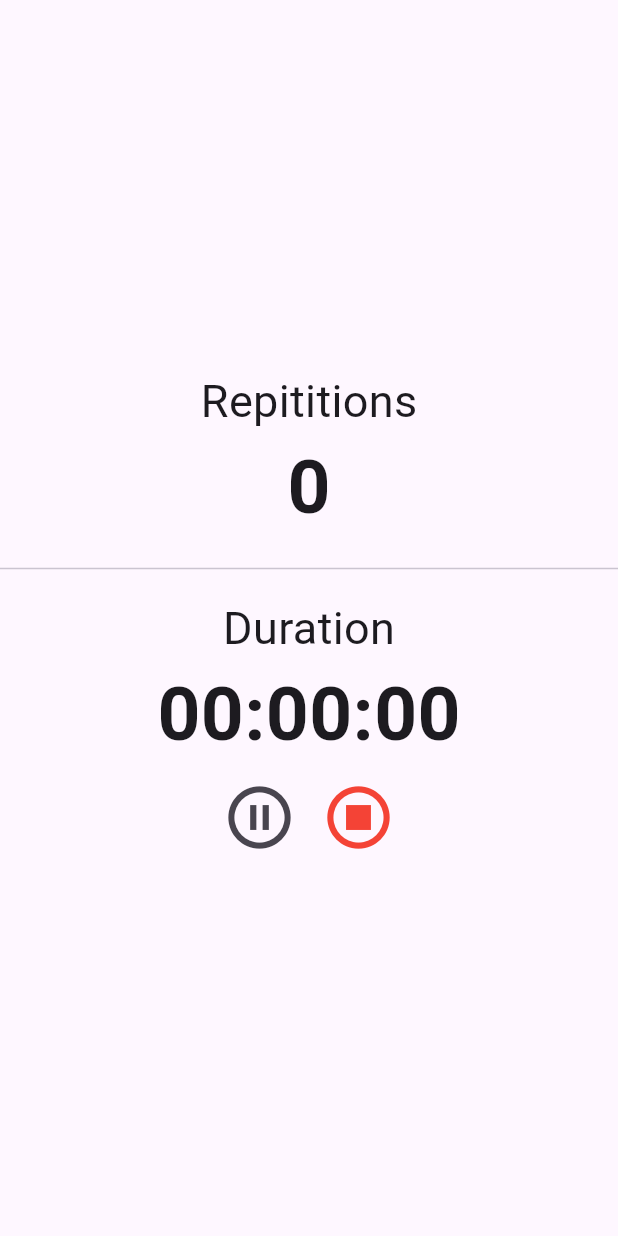
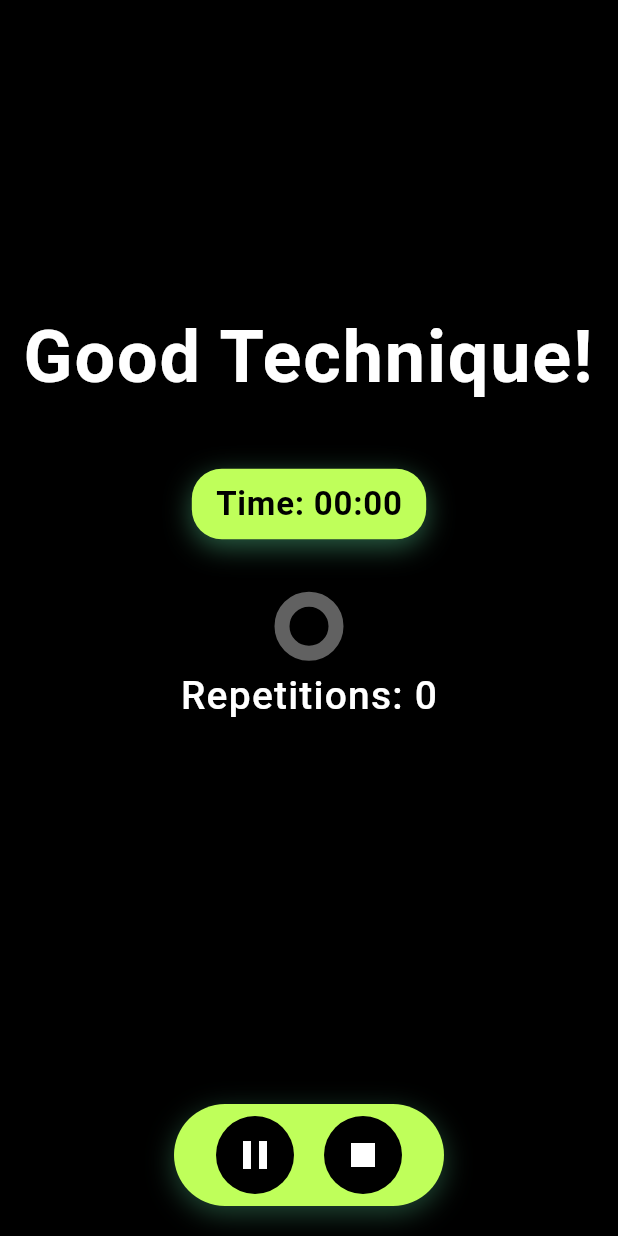
Before and after one commit to JamesMWaller/MobileAndUbiquitousComputing, a Flutter app: the LatDetailsPage screen opened directly, after a tap on the "play circle" icon, on a phone screen of 412 x 824 dp. Run offline on Flutter 3.47's test engine with Material 3 defaults, Android fonts, the light colour scheme and no system bars; our stand-ins replace curved_navigation_bar, fl_chart, flutter_blue_plus, image_picker.

Commit message:
Design Updated

```diff
--- a/flutter_ble/lib/NavToolBar/Items/Active_Activity_page.dart
+++ /dev/null
@@ -1,91 +0,0 @@
-import 'package:flutter/material.dart';
-import 'dart:async';
-import 'Bicep_Curl_Details_Page.dart';
-
-class RunningPage extends StatefulWidget {
-  @override
-  _RunningExercisePage createState() => _RunningExercisePage();
-}
-
-class _RunningExercisePage extends State<RunningPage> {
-  bool toggle = true;
-  final Stopwatch stopwatch = Stopwatch();
-  Timer? timer;
-
-  @override
-  void initState() {
-    super.initState();
-    // Start the stopwatch when the page loads
-    stopwatch.start();
-    // Update the UI every second
-    timer = Timer.periodic(Duration(seconds: 1), (Timer t) {
-      setState(() {});
-    });
-  }
-
-  @override
-  void dispose() {
-    timer?.cancel();
-    super.dispose();
-  }
-
-  String formattedDuration() {
-    final duration = stopwatch.elapsed;
-    String twoDigits(int n) => n.toString().padLeft(2, '0');
-    final hours = twoDigits(duration.inHours);
-    final minutes = twoDigits(duration.inMinutes.remainder(60));
-    final seconds = twoDigits(duration.inSeconds.remainder(60));
-    return "$hours:$minutes:$seconds";
-  }
-
-  @override
-  Widget build(BuildContext context) {
-    return Scaffold(
-      // reps, icon to start exercise, stop
-      body: Center(
-        child: Column(
-          mainAxisAlignment: MainAxisAlignment.center,
-          children: [
-            Text("Repititions", style: TextStyle(fontSize: 30)),
-            Text("0", style: TextStyle(fontSize: 50, fontWeight: FontWeight.bold)),
-            SizedBox(height: 10),
-            Divider(),
-            SizedBox(height: 10),
-            Text("Duration", style: TextStyle(fontSize: 30),),
-            Text(
-              formattedDuration(),
-              style: TextStyle(fontSize: 50, fontWeight: FontWeight.bold),
-            ),
-            Row(
-              mainAxisAlignment: MainAxisAlignment.center,
-              children: [
-                IconButton(
-                  onPressed: () {
-                    setState(() {
-                      toggle = !toggle;
-                      if (toggle) {
-                        stopwatch.start();
-                      } else {
-                        stopwatch.stop();
-                      }
-                    });
-                  },
-                  icon: toggle
-                      ? Icon(Icons.pause_circle_outline, size: 50)
-                      : Icon(Icons.play_circle_outline, color: Colors.green, size: 50),
-                ),
-                IconButton(
-                  onPressed: () {
-                    stopwatch.stop();
-                    Navigator.pop(context);
-                  },
-                  icon: Icon(Icons.stop_circle_outlined, color: Colors.red, size: 50),
-                )
-              ],
-            ),
-          ],
-        ),
-      ),
-    );
-  }
-}
--- a/flutter_ble/lib/NavToolBar/Items/Lateral_Raises_Details_Page.dart
+++ b/flutter_ble/lib/NavToolBar/Items/Lateral_Raises_Details_Page.dart
@@ -1,7 +1,7 @@
 import 'package:flutter/material.dart';
 
 import 'package:fl_chart/fl_chart.dart';
-import 'package:flutter_ble/NavToolBar/Items/Active_Activity_page.dart';
+import 'package:flutter_ble/NavToolBar/Items/exercise_controlling_page.dart';
 // import 'package:url_launcher/url_launcher.dart';
 class LatDetailsPage extends StatefulWidget {
   @override
@@ -48,7 +48,7 @@ class _LatDetailsPageState extends State<LatDetailsPage> {
                       SizedBox(width: 30),
                       IconButton(onPressed:(){
                         Navigator.of(context).push(MaterialPageRoute(
-                            builder: (context) => RunningPage()));
+                            builder: (context) => ExercisePage()));
                       }, icon: Icon(Icons.play_circle, color: Colors.white, size: 40.0)),
                     ],
                   ),
--- /dev/null
+++ b/flutter_ble/lib/NavToolBar/Items/exercise_controlling_page.dart
@@ -0,0 +1,190 @@
+import 'package:flutter/material.dart';
+import 'dart:async';
+
+class ExercisePage extends StatefulWidget {
+  @override
+  _ExercisePageState createState() => _ExercisePageState();
+}
+
+class _ExercisePageState extends State<ExercisePage> {
+  bool isRunning = true;
+  final Stopwatch stopwatch = Stopwatch();
+  Timer? timer;
+  int repetitions = 0;
+  Color backgroundColor = Colors.black;
+
+  @override
+  void initState() {
+    super.initState();
+    stopwatch.start();
+    timer = Timer.periodic(Duration(seconds: 1), (Timer t) {
+      setState(() {});
+    });
+  }
+
+  @override
+  void dispose() {
+    timer?.cancel();
+    super.dispose();
+  }
+
+  String formattedDuration() {
+    final duration = stopwatch.elapsed;
+    String twoDigits(int n) => n.toString().padLeft(2, '0');
+    return "${twoDigits(duration.inMinutes)}:${twoDigits(duration.inSeconds.remainder(60))}";
+  }
+
+  @override
+  Widget build(BuildContext context) {
+    return Scaffold(
+      backgroundColor: backgroundColor,
+      body: SafeArea(
+        child: Column(
+          mainAxisAlignment: MainAxisAlignment.spaceBetween,
+          crossAxisAlignment: CrossAxisAlignment.center,
+          children: [
+            Expanded(
+              child: Center(
+                child: Column(
+                  mainAxisAlignment: MainAxisAlignment.center,
+                  crossAxisAlignment: CrossAxisAlignment.center,
+                  children: [
+                    Text(
+                      "Good Technique!",
+                      style: TextStyle(
+                        fontSize: 48,
+                        fontWeight: FontWeight.bold,
+                        color: Colors.white,
+                        letterSpacing: 1.2,
+                      ),
+                      textAlign: TextAlign.center,
+                    ),
+                    SizedBox(height: 40),
+                    AnimatedContainer(
+                      duration: Duration(milliseconds: 300),
+                      padding: EdgeInsets.symmetric(horizontal: 16, vertical: 8),
+                      decoration: BoxDecoration(
+                        color: Color(0xFFBFFF5A),
+                        borderRadius: BorderRadius.circular(20),
+                        boxShadow: [
+                          BoxShadow(
+                            color: Colors.greenAccent.withOpacity(0.4),
+                            blurRadius: 15,
+                            offset: Offset(0, 5),
+                          )
+                        ],
+                      ),
+                      child: Text(
+                        "Time: ${formattedDuration()}",
+                        style: TextStyle(
+                          fontSize: 22,
+                          color: Colors.black,
+                          fontWeight: FontWeight.w600,
+                          letterSpacing: 0.5,
+                        ),
+                      ),
+                    ),
+                    SizedBox(height: 40),
+                    TweenAnimationBuilder<double>(
+                      tween: Tween(begin: 0, end: repetitions / 10),
+                      duration: Duration(milliseconds: 500),
+                      builder: (context, value, child) {
+                        return CircularProgressIndicator(
+                          value: value,
+                          backgroundColor: Colors.grey.shade700,
+                          color: Colors.greenAccent,
+                          strokeWidth: 10,
+                        );
+                      },
+                    ),
+                    SizedBox(height: 10),
+                    Text(
+                      "Repetitions: $repetitions",
+                      style: TextStyle(
+                        fontSize: 26,
+                        fontWeight: FontWeight.w500,
+                        color: Colors.white,
+                        letterSpacing: 0.8,
+                      ),
+                    ),
+                    SizedBox(height: 50),
+                  ],
+                ),
+              ),
+            ),
+            Container(
+              width: double.infinity,
+              padding: EdgeInsets.only(bottom: 20),
+              decoration: BoxDecoration(
+                color: Colors.transparent,
+              ),
+              child: Center(
+                child: Container(
+                  width: 180,
+                  padding: EdgeInsets.symmetric(vertical: 8),
+                  decoration: BoxDecoration(
+                    color: Color(0xFFBFFF5A),
+                    borderRadius: BorderRadius.circular(50),
+                    boxShadow: [
+                      BoxShadow(
+                        color: Colors.greenAccent.withOpacity(0.3),
+                        blurRadius: 15,
+                        offset: Offset(0, 5),
+                      ),
+                    ],
+                  ),
+                  child: Row(
+                    mainAxisAlignment: MainAxisAlignment.center,
+                    children: [
+                      GestureDetector(
+                        onTap: () {
+                          setState(() {
+                            isRunning = !isRunning;
+                            isRunning ? stopwatch.start() : stopwatch.stop();
+                          });
+                        },
+                        child: Container(
+                          padding: EdgeInsets.all(10),
+                          decoration: BoxDecoration(
+                            shape: BoxShape.circle,
+                            color: Colors.black,
+                          ),
+                          child: Icon(
+                            isRunning ? Icons.pause : Icons.play_arrow,
+                            size: 32,
+                            color: Colors.white,
+                          ),
+                        ),
+                      ),
+                      SizedBox(width: 20),
+                      GestureDetector(
+                        onTap: () {
+                          stopwatch.reset();
+                          setState(() {
+                            repetitions = 0;
+                          });
+                        },
+                        child: Container(
+                          padding: EdgeInsets.all(10),
+                          decoration: BoxDecoration(
+                            shape: BoxShape.circle,
+                            color: Colors.black,
+                          ),
+                          child: Icon(
+                            Icons.stop,
+                            size: 32,
+                            color: Colors.white,
+                          ),
+                        ),
+                      ),
+                    ],
+                  ),
+                ),
+              ),
+            ),
+          ],
+        ),
+      ),
+    );
+  }
+}
--- a/flutter_ble/lib/home_page.dart
+++ b/flutter_ble/lib/home_page.dart
@@ -57,7 +57,9 @@ class _HomePageState extends State<HomePage> {
       _errorMessage = null;  // 로그인 시 오류 메시지 초기화
     });
 
-    if (username == "admin" && password == "password") {
+    //username == "admin" && password == "password"
+
+    if (username.isEmpty) {
       Future.delayed(Duration.zero, () {
         Navigator.of(context, rootNavigator: true).pushReplacement(
           MaterialPageRoute(builder: (context) => BottomNavBar()),
```
Also changed, not shown: flutter_ble/lib/NavToolBar/Items/Bicep_Curl_Details_Page.dart (+30 -22 lines), flutter_ble/pubspec.lock.
